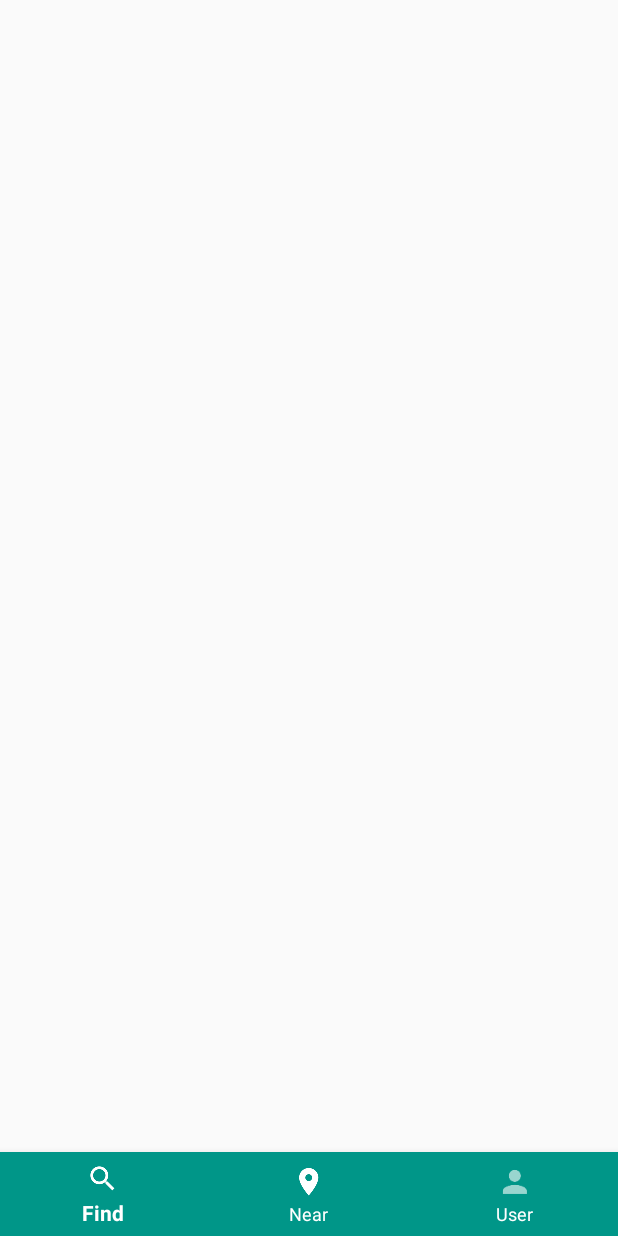
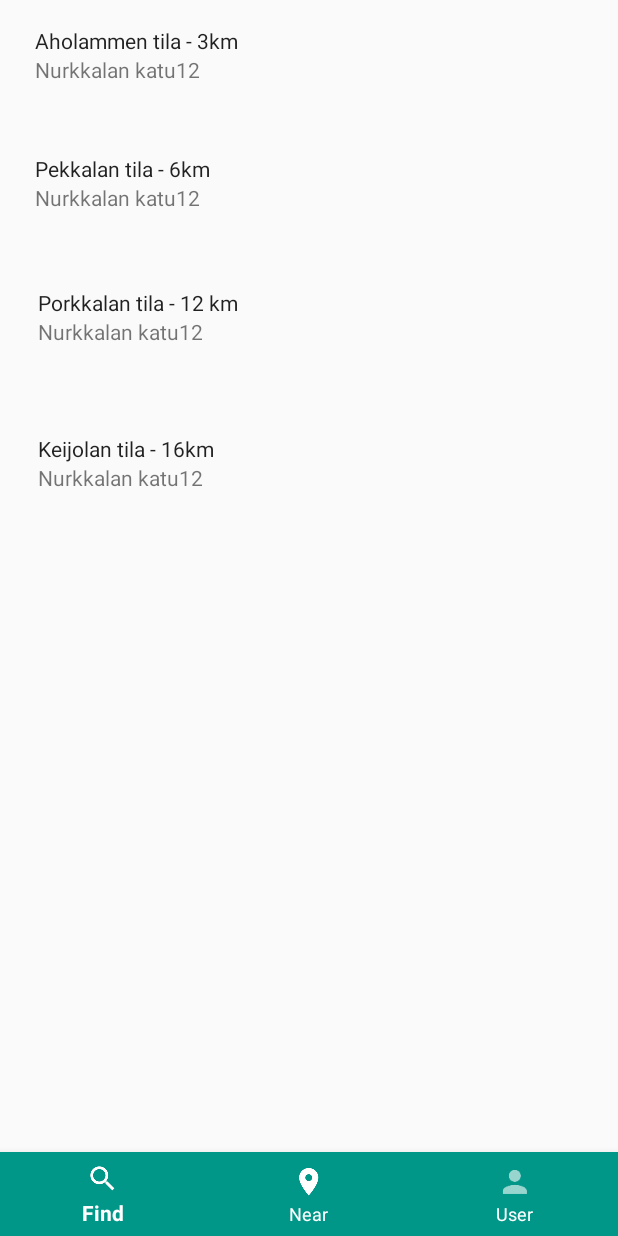
Before and after one commit to jomppe123/MyFood, an Android app: the layout matun_suunnitelma.xml on its own in the app's theme, with its tools: preview values and no code run, on a phone screen of 412 x 824 dp. Run offline under Robolectric (Android 15) with nearby library versions, the phone set to English and light mode, and no system bars.

Commit message:
matun_suunnitelma layouttiin lisätty esimerkki siitä miltä pääruutu eli "lähellä" näyttäisi. Ideana että näkyisi etäisyys lähimpiin tiloihin ja niiden osoitteet.

```diff
--- a/app/src/main/res/layout/matun_suunnitelma.xml
+++ b/app/src/main/res/layout/matun_suunnitelma.xml
@@ -23,4 +23,86 @@
 
     </android.support.design.widget.BottomNavigationView>
 
+    <TextView
+        android:id="@+id/textView2"
+        android:layout_width="wrap_content"
+        android:layout_height="wrap_content"
+        android:layout_alignParentLeft="true"
+        android:layout_alignParentStart="true"
+        android:layout_alignParentTop="true"
+        android:layout_marginLeft="23dp"
+        android:layout_marginStart="23dp"
+        android:layout_marginTop="17dp"
+        android:text="Aholammen tila - 3km"
+        android:textAppearance="@style/TextAppearance.AppCompat.Body1" />
+
+    <TextView
+        android:id="@+id/textView3"
+        android:layout_width="wrap_content"
+        android:layout_height="wrap_content"
+        android:layout_alignLeft="@+id/textView2"
+        android:layout_alignStart="@+id/textView2"
+        android:layout_below="@+id/textView2"
+        android:layout_marginTop="66dp"
+        android:text="Pekkalan tila - 6km"
+        android:textAppearance="@style/TextAppearance.AppCompat.Body1" />
+
+    <TextView
+        android:id="@+id/textView4"
+        android:layout_width="wrap_content"
+        android:layout_height="wrap_content"
+        android:layout_alignEnd="@+id/textView2"
+        android:layout_alignRight="@+id/textView2"
+        android:layout_below="@+id/textView3"
+        android:layout_marginTop="70dp"
+        android:text="Porkkalan tila - 12 km"
+        android:textAppearance="@style/TextAppearance.AppCompat.Body1" />
+
+    <TextView
+        android:id="@+id/textView5"
+        android:layout_width="wrap_content"
+        android:layout_height="wrap_content"
+        android:layout_alignLeft="@+id/textView4"
+        android:layout_alignStart="@+id/textView4"
+        android:layout_below="@+id/textView4"
+        android:layout_marginTop="78dp"
+        android:text="Keijolan tila - 16km"
+        android:textAppearance="@style/TextAppearance.AppCompat.Body1" />
+
+    <TextView
+        android:id="@+id/textView6"
+        android:layout_width="wrap_content"
+        android:layout_height="wrap_content"
+        android:layout_alignLeft="@+id/textView3"
+        android:layout_alignStart="@+id/textView3"
+        android:layout_below="@+id/textView3"
+        android:text="Nurkkalan katu12" />
+
+    <TextView
+        android:id="@+id/textView7"
+        android:layout_width="wrap_content"
+        android:layout_height="wrap_content"
+        android:layout_alignLeft="@+id/textView4"
+        android:layout_alignStart="@+id/textView4"
+        android:layout_below="@+id/textView4"
+        android:text="Nurkkalan katu12" />
+
+    <TextView
+        android:id="@+id/textView8"
+        android:layout_width="wrap_content"
+        android:layout_height="wrap_content"
+        android:layout_alignLeft="@+id/textView5"
+        android:layout_alignStart="@+id/textView5"
+        android:layout_below="@+id/textView5"
+        android:text="Nurkkalan katu12" />
+
+    <TextView
+        android:id="@+id/textView9"
+        android:layout_width="wrap_content"
+        android:layout_height="wrap_content"
+        android:layout_alignLeft="@+id/textView2"
+        android:layout_alignStart="@+id/textView2"
+        android:layout_below="@+id/textView2"
+        android:text="Nurkkalan katu12" />
+
 </RelativeLayout>
--- a/app/src/main/res/layout/suunnitelma_myfood.xml
+++ /dev/null
@@ -1,6 +0,0 @@
-<?xml version="1.0" encoding="utf-8"?>
-<android.support.constraint.RelativeLayout
-    xmlns:android="http://schemas.android.com/apk/res/android" android:layout_width="match_parent"
-    android:layout_height="match_parent">
-
-</android.support.constraint.RelativeLayout>
```
